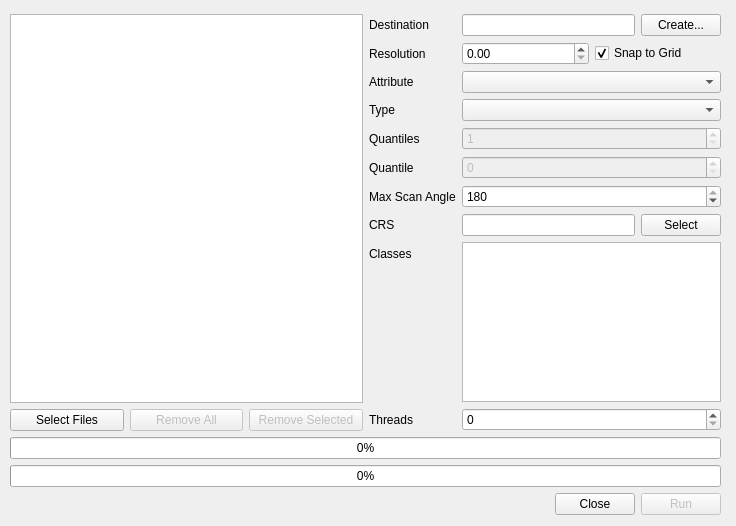
Qt form src/apps/pointstats.ui (zxgdll/geotools) before a commit.
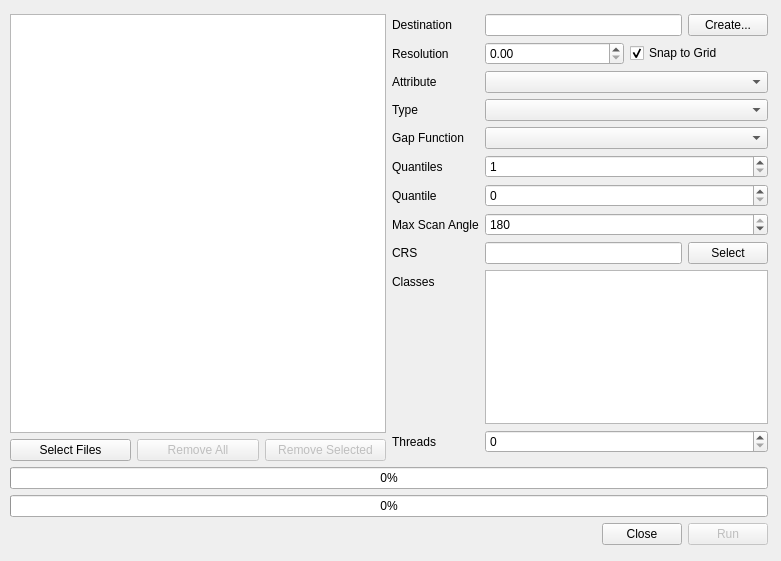
The same form after that commit.

```diff
--- a/src/apps/pointstats.ui
+++ b/src/apps/pointstats.ui
@@ -6,8 +6,8 @@
    <rect>
     <x>0</x>
     <y>0</y>
-    <width>736</width>
-    <height>526</height>
+    <width>781</width>
+    <height>561</height>
    </rect>
   </property>
   <property name="windowTitle">
@@ -18,8 +18,8 @@
     <rect>
      <x>10</x>
      <y>14</y>
-     <width>711</width>
-     <height>501</height>
+     <width>758</width>
+     <height>531</height>
     </rect>
    </property>
    <layout class="QVBoxLayout" name="verticalLayout" stretch="1,0,1,0">
@@ -150,44 +150,71 @@
          <widget class="QComboBox" name="cboType"/>
         </item>
         <item row="4" column="0">
+         <widget class="QLabel" name="lblGapFunction">
+          <property name="text">
+           <string>Gap Function</string>
+          </property>
+         </widget>
+        </item>
+        <item row="4" column="1">
+         <widget class="QComboBox" name="cboGapFunction"/>
+        </item>
+        <item row="5" column="0">
          <widget class="QLabel" name="lblQuantiles">
           <property name="text">
            <string>Quantiles</string>
           </property>
          </widget>
         </item>
-        <item row="4" column="1">
+        <item row="5" column="1">
          <widget class="QSpinBox" name="spnQuantiles">
           <property name="enabled">
-           <bool>false</bool>
+           <bool>true</bool>
           </property>
           <property name="minimum">
            <number>1</number>
           </property>
          </widget>
         </item>
-        <item row="5" column="0">
+        <item row="6" column="0">
          <widget class="QLabel" name="lblQuantile">
           <property name="text">
            <string>Quantile</string>
           </property>
          </widget>
         </item>
-        <item row="5" column="1">
+        <item row="6" column="1">
          <widget class="QSpinBox" name="spnQuantile">
           <property name="enabled">
-           <bool>false</bool>
+           <bool>true</bool>
           </property>
          </widget>
         </item>
         <item row="7" column="0">
+         <widget class="QLabel" name="lblMaxAngle">
+          <property name="text">
+           <string>Max Scan Angle</string>
+          </property>
+         </widget>
+        </item>
+        <item row="7" column="1">
+         <widget class="QSpinBox" name="spnMaxAngle">
+          <property name="maximum">
+           <number>180</number>
+          </property>
+          <property name="value">
+           <number>180</number>
+          </property>
+         </widget>
+        </item>
+        <item row="8" column="0">
          <widget class="QLabel" name="lblSRID">
           <property name="text">
            <string>CRS</string>
           </property>
          </widget>
         </item>
-        <item row="7" column="1">
+        <item row="8" column="1">
          <layout class="QHBoxLayout" name="horizontalLayout_2">
           <item>
            <widget class="QLineEdit" name="txtCRSConfig">
@@ -214,43 +241,39 @@
           </item>
          </layout>
         </item>
-        <item row="8" column="0">
+        <item row="9" column="0">
          <widget class="QLabel" name="lblClasses">
           <property name="text">
            <string>Classes</string>
           </property>
          </widget>
         </item>
-        <item row="8" column="1">
-         <widget class="QListWidget" name="lstClasses"/>
-        </item>
-        <item row="6" column="1">
-         <widget class="QSpinBox" name="spnMaxAngle">
-          <property name="maximum">
-           <number>180</number>
-          </property>
-          <property name="value">
-           <number>180</number>
-          </property>
-         </widget>
-        </item>
-        <item row="6" column="0">
-         <widget class="QLabel" name="lblMaxAngle">
-          <property name="text">
-           <string>Max Scan Angle</string>
-          </property>
-         </widget>
-        </item>
         <item row="9" column="1">
-         <widget class="QSpinBox" name="spnThreads"/>
+         <widget class="QListWidget" name="lstClasses"/>
         </item>
-        <item row="9" column="0">
+        <item row="10" column="0">
          <widget class="QLabel" name="label">
           <property name="text">
            <string>Threads</string>
           </property>
          </widget>
         </item>
+        <item row="10" column="1">
+         <widget class="QSpinBox" name="spnThreads"/>
+        </item>
+        <item row="11" column="1">
+         <spacer name="verticalSpacer">
+          <property name="orientation">
+           <enum>Qt::Vertical</enum>
+          </property>
+          <property name="sizeHint" stdset="0">
+           <size>
+            <width>20</width>
+            <height>40</height>
+           </size>
+          </property>
+         </spacer>
+        </item>
        </layout>
       </item>
      </layout>
```
